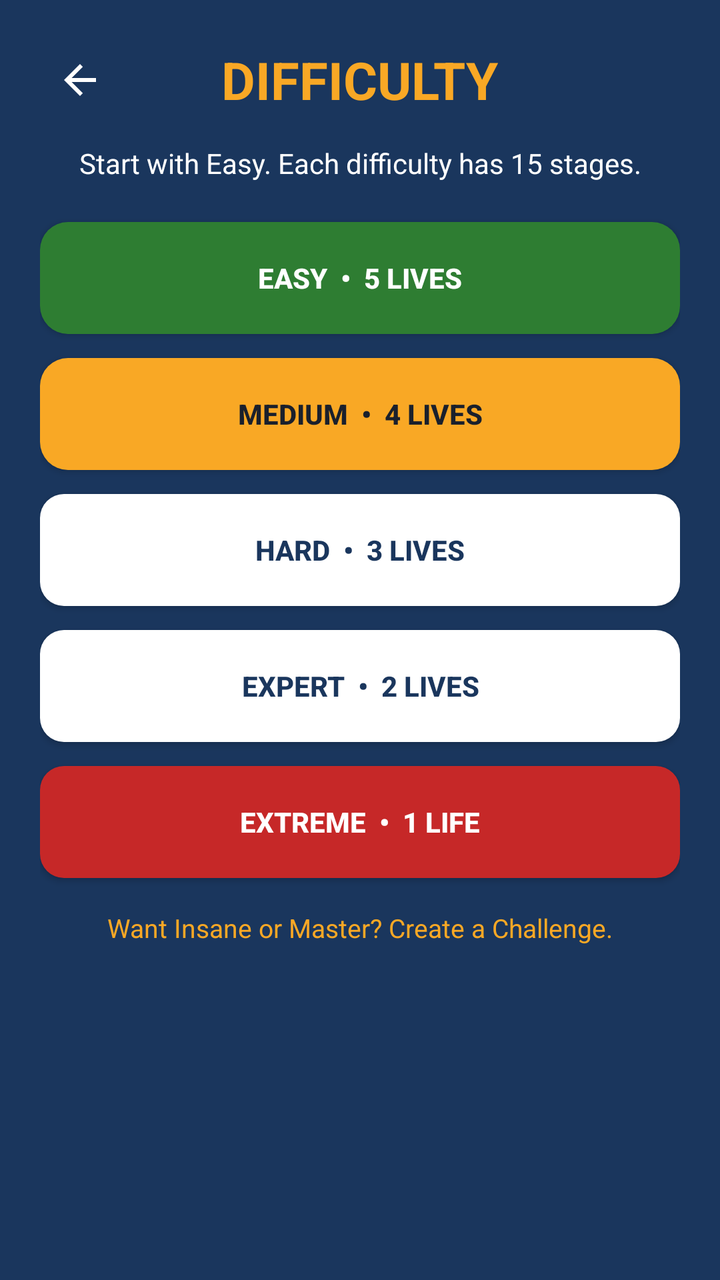
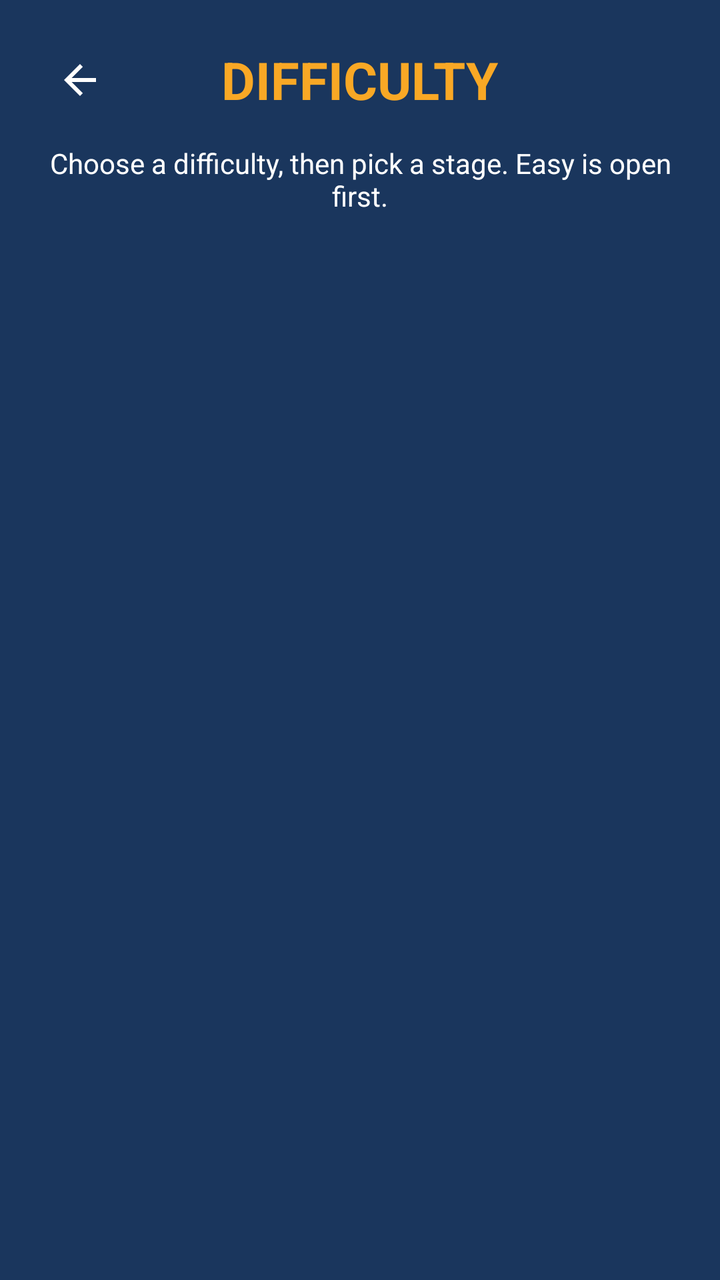

The first picture is an Android layout as it rendered before a commit; the second is the same layout after the commit. The layout source and the unified diff follow.
<!-- AndroidManifest.xml: application theme Theme.BoxSelector -->
<!-- res/layout/activity_difficulty.xml -->
<?xml version="1.0" encoding="utf-8"?>
<LinearLayout xmlns:android="http://schemas.android.com/apk/res/android"
    android:layout_width="match_parent"
    android:layout_height="match_parent"
    android:background="@color/deep_blue"
    android:orientation="vertical"
    android:padding="20dp">

    <RelativeLayout
        android:layout_width="match_parent"
        android:layout_height="wrap_content">

        <ImageButton
            android:id="@+id/btnBack"
            android:layout_width="40dp"
            android:layout_height="40dp"
            android:background="@color/transparent"
            android:contentDescription="@string/home"
            android:src="@drawable/ic_back" />

        <TextView
            android:id="@+id/tvDifficultyTitle"
            android:layout_width="wrap_content"
            android:layout_height="wrap_content"
            android:layout_centerInParent="true"
            android:text="DIFFICULTY"
            android:textColor="@color/yellow_accent"
            android:textSize="26sp"
            android:textStyle="bold" />
    </RelativeLayout>

    <TextView
        android:layout_width="match_parent"
        android:layout_height="wrap_content"
        android:layout_marginTop="12dp"
        android:gravity="center"
        android:text="Start with Easy. Each difficulty has 15 stages."
        android:textColor="@color/white"
        android:textSize="14sp" />

    <Button
        android:id="@+id/btnEasy"
        android:layout_width="match_parent"
        android:layout_height="56dp"
        android:layout_marginTop="20dp"
        android:background="@drawable/bg_button_green"
        android:text="EASY  •  5 Lives"
        android:textColor="@color/white"
        android:textStyle="bold" />

    <Button
        android:id="@+id/btnMedium"
        android:layout_width="match_parent"
        android:layout_height="56dp"
        android:layout_marginTop="12dp"
        android:background="@drawable/bg_button_yellow"
        android:text="MEDIUM  •  4 Lives"
        android:textColor="@color/text_dark"
        android:textStyle="bold" />

    <Button
        android:id="@+id/btnHard"
        android:layout_width="match_parent"
        android:layout_height="56dp"
        android:layout_marginTop="12dp"
        android:background="@drawable/bg_button_white"
        android:text="HARD  •  3 Lives"
        android:textColor="@color/deep_blue"
        android:textStyle="bold" />

    <Button
        android:id="@+id/btnExpert"
        android:layout_width="match_parent"
        android:layout_height="56dp"
        android:layout_marginTop="12dp"
        android:background="@drawable/bg_button_white"
        android:text="EXPERT  •  2 Lives"
        android:textColor="@color/deep_blue"
        android:textStyle="bold" />

    <Button
        android:id="@+id/btnExtreme"
        android:layout_width="match_parent"
        android:layout_height="56dp"
        android:layout_marginTop="12dp"
        android:background="@drawable/bg_box_wrong"
        android:text="EXTREME  •  1 Life"
        android:textColor="@color/white"
        android:textStyle="bold" />

    <TextView
        android:layout_width="match_parent"
        android:layout_height="wrap_content"
        android:layout_marginTop="16dp"
        android:gravity="center"
        android:text="Want Insane or Master? Create a Challenge."
        android:textColor="@color/yellow_accent"
        android:textSize="13sp" />

</LinearLayout>
<!-- resources referenced by this layout -->
<resources>
  <color name="deep_blue">#1A365D</color>
  <color name="text_dark">#1A202C</color>
  <color name="transparent">#00000000</color>
  <color name="white">#FFFFFF</color>
  <color name="yellow_accent">#F9A825</color>
  <!-- drawable bg_box_wrong (drawable) -->
  <?xml version="1.0" encoding="utf-8"?>
  <shape xmlns:android="http://schemas.android.com/apk/res/android"
      android:shape="rectangle">
      <solid android:color="@color/red_wrong" />
      <corners android:radius="12dp" />
  </shape>
  <!-- drawable bg_button_green (drawable) -->
  <?xml version="1.0" encoding="utf-8"?>
  <shape xmlns:android="http://schemas.android.com/apk/res/android"
      android:shape="rectangle">
      <solid android:color="@color/green_button" />
      <corners android:radius="14dp" />
  </shape>
  <!-- drawable bg_button_white (drawable) -->
  <?xml version="1.0" encoding="utf-8"?>
  <shape xmlns:android="http://schemas.android.com/apk/res/android"
      android:shape="rectangle">
      <solid android:color="@color/white" />
      <corners android:radius="12dp" />
  </shape>
  <!-- drawable bg_button_yellow (drawable) -->
  <?xml version="1.0" encoding="utf-8"?>
  <shape xmlns:android="http://schemas.android.com/apk/res/android"
      android:shape="rectangle">
      <solid android:color="@color/yellow_accent" />
      <corners android:radius="14dp" />
  </shape>
  <!-- drawable ic_back (drawable) -->
  <?xml version="1.0" encoding="utf-8"?>
  <vector xmlns:android="http://schemas.android.com/apk/res/android"
      android:width="24dp"
      android:height="24dp"
      android:viewportWidth="24"
      android:viewportHeight="24">
      <path
          android:fillColor="#FFFFFF"
          android:pathData="M20,11H7.83l5.59,-5.59L12,4l-8,8l8,8l1.41,-1.41L7.83,13H20v-2z" />
  </vector>
  <string name="home">Home</string>
  <style name="Theme.BoxSelector" parent="Theme.MaterialComponents.DayNight.NoActionBar">
          <item name="colorPrimary">@color/deep_blue</item>
          <item name="colorPrimaryVariant">@color/deep_blue_dark</item>
          <item name="colorSecondary">@color/yellow_accent</item>
          <item name="android:statusBarColor">@color/deep_blue_dark</item>
          <item name="android:windowBackground">@color/deep_blue</item>
          <item name="android:navigationBarColor">@color/deep_blue_dark</item>
          <item name="materialButtonStyle">@style/Widget.AppCompat.Button</item>
      </style>
  <color name="red_wrong">#C62828</color>
  <color name="green_button">#2E7D32</color>
  <color name="deep_blue_dark">#122844</color>
</resources>

<!-- the commit's change to res/layout/activity_difficulty.xml (unified diff, before → after) -->
@@ -34,67 +34,22 @@
         android:layout_height="wrap_content"
         android:layout_marginTop="12dp"
         android:gravity="center"
-        android:text="Start with Easy. Each difficulty has 15 stages."
+        android:text="Choose a difficulty, then pick a stage. Easy is open first."
         android:textColor="@color/white"
         android:textSize="14sp" />
 
-    <Button
-        android:id="@+id/btnEasy"
+    <ScrollView
         android:layout_width="match_parent"
-        android:layout_height="56dp"
-        android:layout_marginTop="20dp"
-        android:background="@drawable/bg_button_green"
-        android:text="EASY  •  5 Lives"
-        android:textColor="@color/white"
-        android:textStyle="bold" />
+        android:layout_height="0dp"
+        android:layout_marginTop="8dp"
+        android:layout_weight="1">
 
-    <Button
-        android:id="@+id/btnMedium"
-        android:layout_width="match_parent"
-        android:layout_height="56dp"
-        android:layout_marginTop="12dp"
-        android:background="@drawable/bg_button_yellow"
-        android:text="MEDIUM  •  4 Lives"
-        android:textColor="@color/text_dark"
-        android:textStyle="bold" />
-
-    <Button
-        android:id="@+id/btnHard"
-        android:layout_width="match_parent"
-        android:layout_height="56dp"
-        android:layout_marginTop="12dp"
-        android:background="@drawable/bg_button_white"
-        android:text="HARD  •  3 Lives"
-        android:textColor="@color/deep_blue"
-        android:textStyle="bold" />
-
-    <Button
-        android:id="@+id/btnExpert"
-        android:layout_width="match_parent"
-        android:layout_height="56dp"
-        android:layout_marginTop="12dp"
-        android:background="@drawable/bg_button_white"
-        android:text="EXPERT  •  2 Lives"
-        android:textColor="@color/deep_blue"
-        android:textStyle="bold" />
-
-    <Button
-        android:id="@+id/btnExtreme"
-        android:layout_width="match_parent"
-        android:layout_height="56dp"
-        android:layout_marginTop="12dp"
-        android:background="@drawable/bg_box_wrong"
-        android:text="EXTREME  •  1 Life"
-        android:textColor="@color/white"
-        android:textStyle="bold" />
-
-    <TextView
-        android:layout_width="match_parent"
-        android:layout_height="wrap_content"
-        android:layout_marginTop="16dp"
-        android:gravity="center"
-        android:text="Want Insane or Master? Create a Challenge."
-        android:textColor="@color/yellow_accent"
-        android:textSize="13sp" />
+        <LinearLayout
+            android:id="@+id/layoutDifficulties"
+            android:layout_width="match_parent"
+            android:layout_height="wrap_content"
+            android:orientation="vertical"
+            android:paddingBottom="12dp" />
+    </ScrollView>
 
 </LinearLayout>
<!-- resource entries referenced after the edit -->
@@ -1,38 +1,9 @@
 <!-- resources referenced by this layout -->
 <resources>
   <color name="deep_blue">#1A365D</color>
-  <color name="text_dark">#1A202C</color>
   <color name="transparent">#00000000</color>
   <color name="white">#FFFFFF</color>
   <color name="yellow_accent">#F9A825</color>
-  <!-- drawable bg_box_wrong (drawable) -->
-  <?xml version="1.0" encoding="utf-8"?>
-  <shape xmlns:android="http://schemas.android.com/apk/res/android"
-      android:shape="rectangle">
-      <solid android:color="@color/red_wrong" />
-      <corners android:radius="12dp" />
-  </shape>
-  <!-- drawable bg_button_green (drawable) -->
-  <?xml version="1.0" encoding="utf-8"?>
-  <shape xmlns:android="http://schemas.android.com/apk/res/android"
-      android:shape="rectangle">
-      <solid android:color="@color/green_button" />
-      <corners android:radius="14dp" />
-  </shape>
-  <!-- drawable bg_button_white (drawable) -->
-  <?xml version="1.0" encoding="utf-8"?>
-  <shape xmlns:android="http://schemas.android.com/apk/res/android"
-      android:shape="rectangle">
-      <solid android:color="@color/white" />
-      <corners android:radius="12dp" />
-  </shape>
-  <!-- drawable bg_button_yellow (drawable) -->
-  <?xml version="1.0" encoding="utf-8"?>
-  <shape xmlns:android="http://schemas.android.com/apk/res/android"
-      android:shape="rectangle">
-      <solid android:color="@color/yellow_accent" />
-      <corners android:radius="14dp" />
-  </shape>
   <!-- drawable ic_back (drawable) -->
   <?xml version="1.0" encoding="utf-8"?>
   <vector xmlns:android="http://schemas.android.com/apk/res/android"
@@ -54,8 +25,6 @@
           <item name="android:navigationBarColor">@color/deep_blue_dark</item>
           <item name="materialButtonStyle">@style/Widget.AppCompat.Button</item>
       </style>
-  <color name="red_wrong">#C62828</color>
-  <color name="green_button">#2E7D32</color>
   <color name="deep_blue_dark">#122844</color>
 </resources>
 
